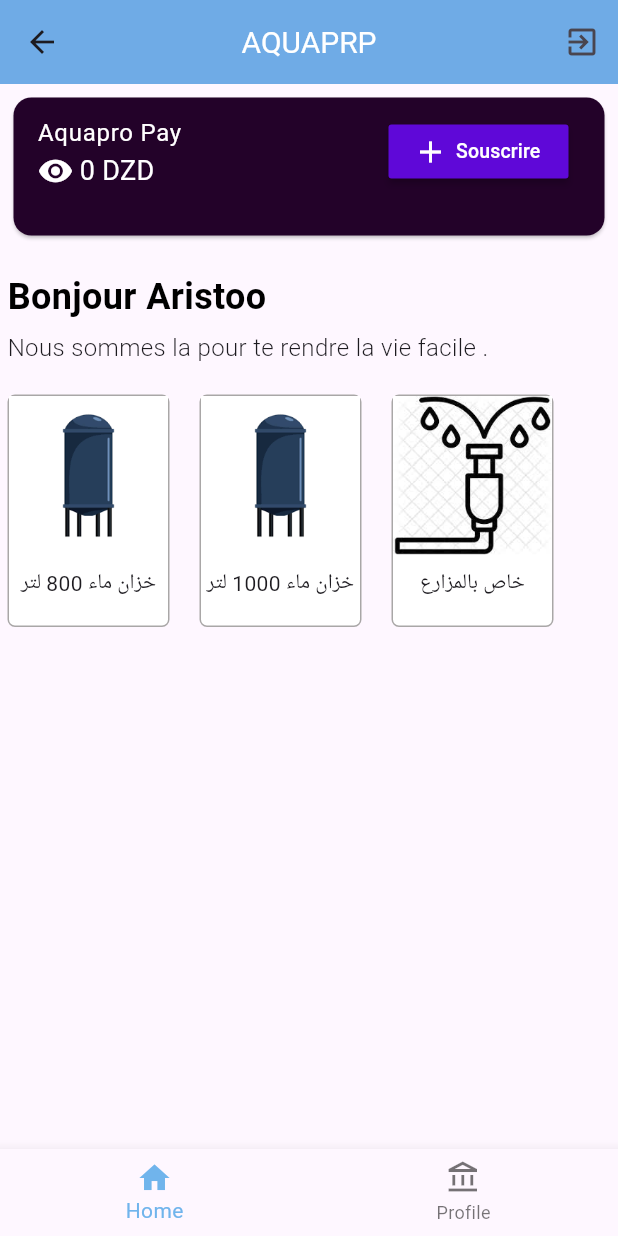
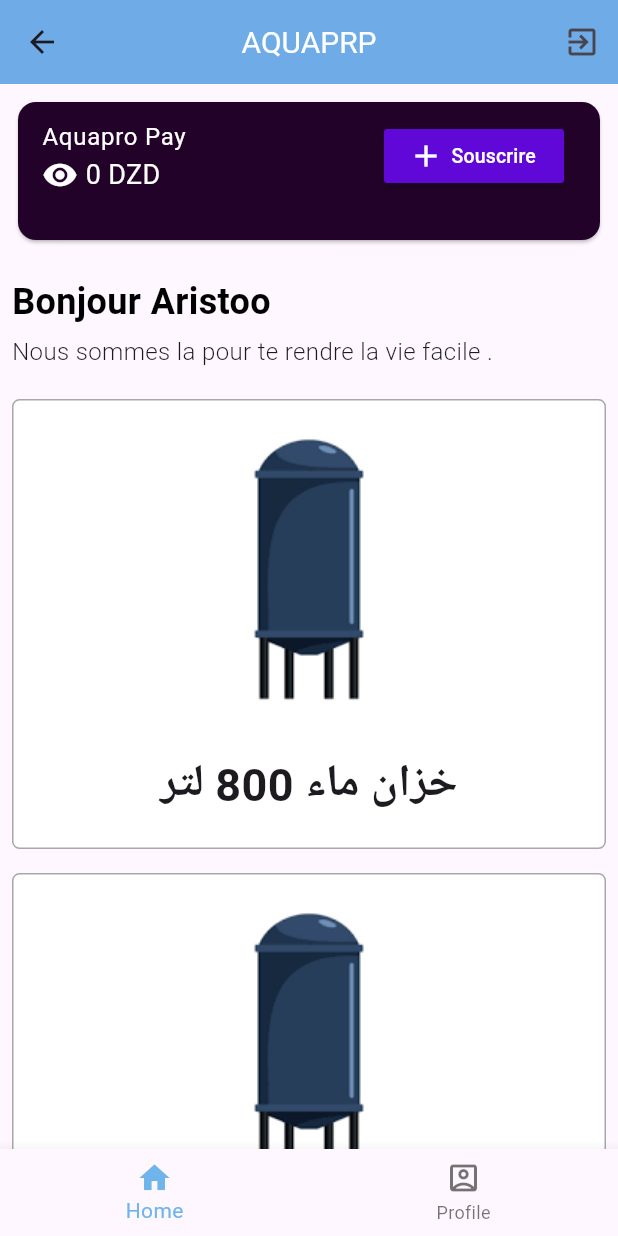
Before and after one commit to Rostomgh/Aqupro, a Flutter app: the NavBar screen opened by its route, on a phone screen of 412 x 824 dp. Run offline on Flutter 3.47's test engine with Material 3 defaults, Android fonts, the light colour scheme and no system bars; our stand-ins replace animated_splash_screen, awesome_dialog, bloc, firebase_auth, firebase_core, flutter_bloc and 1 more; accounts and stored records are empty.

Commit message:
fix container

```diff
--- /dev/null
+++ b/lib/Compo/CardInfo.dart
@@ -0,0 +1,33 @@
+import 'package:aquapro/Compo/Trailing.dart';
+import 'package:flutter/material.dart';
+
+class CustomCardInfo extends StatelessWidget {
+  const CustomCardInfo({super.key});
+
+  @override
+  Widget build(BuildContext context) {
+    return const SizedBox(
+      height: 100,
+      child: Card(
+        color: Color.fromARGB(255, 35, 2, 41),
+        child: ListTile(
+          title: Text(
+            "Aquapro Pay",
+            style: TextStyle(color: Colors.white),
+          ),
+          subtitle: Row(
+            children: [
+              Icon(Icons.remove_red_eye_sharp, color: Colors.white),
+              SizedBox(width: 5),
+              Text(
+                "0 DZD",
+                style: TextStyle(color: Colors.white, fontSize: 18),
+              ),
+            ],
+          ),
+          trailing: Trailing(),
+        ),
+      ),
+    );
+  }
+}
--- a/lib/Compo/Container.dart
+++ b/lib/Compo/Container.dart
@@ -1,7 +1,7 @@
 import 'package:flutter/material.dart';
 
 class CustomContainer extends StatelessWidget {
-  const CustomContainer({Key? key, required this.text, required this.image, this.tap});
+  const CustomContainer({super.key,  required this.text, required this.image, this.tap});
 
   final String text;
   final String image;
@@ -12,20 +12,20 @@ class CustomContainer extends StatelessWidget {
     return InkWell(
       onTap:tap ,
       child: Container(
-        height: 155,
-        width: 108,
+        height:300,
+        width:double.infinity,
         decoration: BoxDecoration(
           border: Border.all(
             color: const Color.fromARGB(115, 65, 60, 60),
           ),
           borderRadius: BorderRadius.circular(5),
-          color: Colors.white,
+          color: const Color.fromARGB(255, 255, 255, 255),
         ),
         child: Column(
           children: [
             Image.asset(image),
-            SizedBox(height: 9),
-            Text(text, textDirection: TextDirection.rtl),
+            const SizedBox(height: 9),
+            Text(text, textDirection: TextDirection.rtl,style: const TextStyle(fontSize: 30,fontWeight: FontWeight.bold),),
           ],
         ),
       ),
--- a/lib/Compo/Trailing.dart
+++ b/lib/Compo/Trailing.dart
@@ -14,7 +14,8 @@ class Trailing extends StatelessWidget {
       child: MaterialButton(
 
       onPressed: (){},
-      child: Row(
+      color: const Color.fromARGB(255, 95, 8, 216),
+      child: const Row(
         children: [
           Icon(Icons.add,color: Colors.white,),
           SizedBox(width: 5,),
@@ -27,7 +28,6 @@ class Trailing extends StatelessWidget {
         ],
 
       ),
-      color: Color.fromARGB(255, 95, 8, 216),
 
       ),
     );
--- a/lib/Login/Log.dart
+++ b/lib/Login/Log.dart
@@ -114,7 +114,7 @@ class _SignUpPState extends State<SignUp> {
                           email: email.text,
                           password: password.text,
                         );
-                        Navigator.pushReplacementNamed(context, 'hm');
+                        Navigator.pushReplacementNamed(context, 'Sign In');
                       } on FirebaseAuthException catch (e) {
                         if (e.code == 'weak-password') {
                           print('The password provided is too weak.');
--- a/lib/NavBar.dart
+++ b/lib/NavBar.dart
@@ -5,8 +5,8 @@ import 'package:flutter/material.dart';
 import 'package:flutter_bloc/flutter_bloc.dart';
 
 List<BottomNavigationBarItem> navItems = [
-  BottomNavigationBarItem(icon: Icon(Icons.home), label: 'Home'),
-  BottomNavigationBarItem(icon: Icon(Icons.account_balance_outlined), label: 'Profile'),
+  const BottomNavigationBarItem(icon: Icon(Icons.home), label: 'Home'),
+  const BottomNavigationBarItem(icon: Icon(Icons.account_box_outlined), label: 'Profile'),
 ];
 
 List<Widget> bottomNavScreens = [
@@ -15,7 +15,7 @@ List<Widget> bottomNavScreens = [
 ];
 
 class NavBar extends StatelessWidget {
-  const NavBar({Key? key});
+  const NavBar({super.key,});
 
   @override
   Widget build(BuildContext context) {
@@ -25,6 +25,7 @@ class NavBar extends StatelessWidget {
         return Scaffold(
           body: bottomNavScreens.elementAt(state.tabindex),
           bottomNavigationBar: BottomNavigationBar(
+
             items: navItems,
             currentIndex: state.tabindex,
             selectedItemColor: Primerycolor,
--- a/lib/Pages/homeP1.dart
+++ b/lib/Pages/homeP1.dart
@@ -1,18 +1,15 @@
+import 'package:aquapro/Compo/CardInfo.dart';
 import 'package:aquapro/Compo/Constance.dart';
 import 'package:aquapro/Compo/Container.dart';
+
 import 'package:aquapro/Compo/Trailing.dart';
 import 'package:aquapro/Login/Login.dart';
 import 'package:firebase_auth/firebase_auth.dart';
 import 'package:flutter/material.dart';
 
-class Homm extends StatefulWidget {
+class Homm extends StatelessWidget {
   const Homm({Key? key}) : super(key: key);
 
-  @override
-  State<Homm> createState() => _HommState();
-}
-
-class _HommState extends State<Homm> {
   @override
   Widget build(BuildContext context) {
     return Scaffold(
@@ -38,40 +35,14 @@ class _HommState extends State<Homm> {
           )
         ],
       ),
-      body: ListView(
-        children: [
-          Padding(
-            padding: const EdgeInsets.all(5.0),
+      body:  SingleChildScrollView(
+        child: Padding(
+          padding: const EdgeInsets.all(8.0),
           child: Column(
-              mainAxisAlignment: MainAxisAlignment.start,
             crossAxisAlignment: CrossAxisAlignment.start,
             children: [
-                const SizedBox(
-                  height: 100,
-                  child: Card(
-                    color: Color.fromARGB(255, 35, 2, 41),
-                    child: ListTile(
-                      title: Text(
-                        "Aquapro Pay",
-                        style: TextStyle(color: Colors.white),
-                      ),
-                      subtitle: Row(
-                        children: [
-                          Icon(Icons.remove_red_eye_sharp, color: Colors.white),
-                          SizedBox(width: 4),
-                          Text(
-                            "0 DZD",
-                            style: TextStyle(color: Colors.white, fontSize: 18),
-                          ),
-                        ],
-                      ),
-                      trailing: Trailing(),
-                    ),
-                  ),
-                ),
-                const SizedBox(
-                  height: 20,
-                ),
+              const CustomCardInfo(),
+              const SizedBox(height: 20),
               const Text(
                 "Bonjour Aristoo",
                 style: TextStyle(
@@ -85,30 +56,13 @@ class _HommState extends State<Homm> {
                 style: TextStyle(fontSize: 16, fontWeight: FontWeight.w300),
               ),
               const SizedBox(height: 20),
-                Wrap(
-                  spacing: 20,
-                  children: [
-                    const CustomContainer(
-                      text: "خزان ماء 800 لتر",
-                      image: "assets/img/setern.png",
-                    ),
-                    const CustomContainer(
-                      text: "خزان ماء 1000 لتر",
-                      image: "assets/img/setern.png",
-                    ),
-                    CustomContainer(
-                        text: "خاص بالمزارع",
-                        image: "assets/img/Irrigation.jpg",
-                        tap: () {
-                          Navigator.pushNamed(context, 'NavBar');
-                        }),
-                  ],
-                )
+              CustomContainer(image: "assets/img/setern.png",text: "خزان ماء 800 لتر",tap: (){},),
+              SizedBox(height: 16),
+              CustomContainer(image: "assets/img/setern.png",text: "خزان ماء 1000 لتر",tap: (){},),
 
             ],
           ),
         ),
-        ],
       ),
     );
   }
```
Lines whose indentation alone changed are shown as unchanged.
